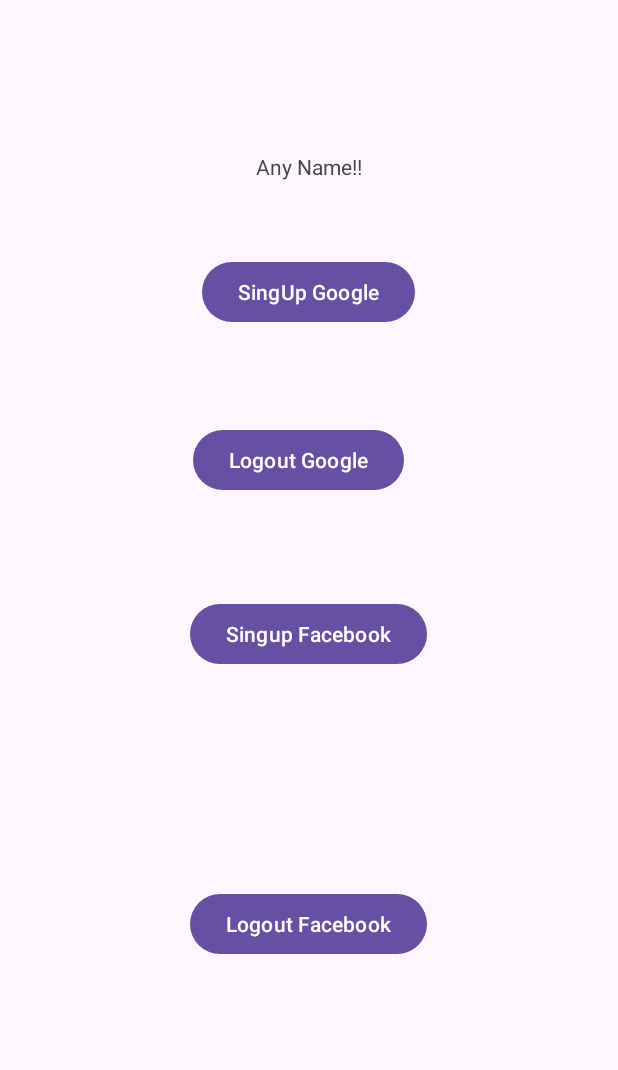
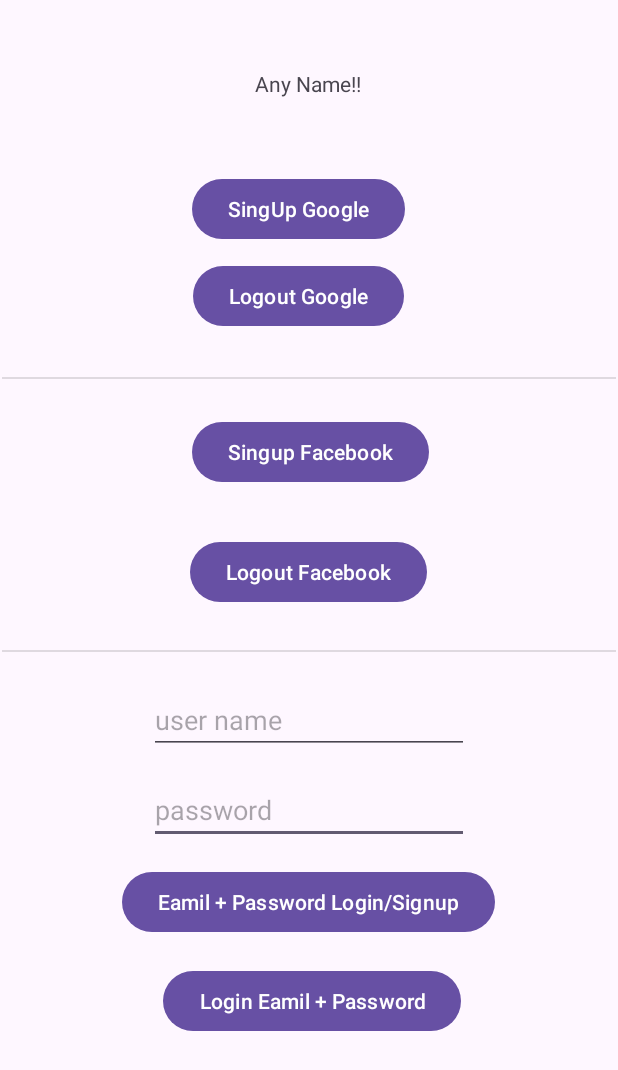
Before and after one commit to angelocarlotto/week10, an Android app: the layout activity_main.xml on its own in the app's theme, with its tools: preview values and no code run, on a phone screen of 412 x 824 dp. Shown: the top 1070 px of the screen. Run offline under Robolectric (Android 15) with nearby library versions, the phone set to English and light mode, and no system bars.

Commit message:
implemented email and password login

```diff
--- a/app/src/main/res/layout/activity_main.xml
+++ b/app/src/main/res/layout/activity_main.xml
@@ -14,9 +14,10 @@
         android:text="Any Name!!"
         app:layout_constraintBottom_toBottomOf="parent"
         app:layout_constraintEnd_toEndOf="parent"
+        app:layout_constraintHorizontal_bias="0.498"
         app:layout_constraintStart_toStartOf="parent"
         app:layout_constraintTop_toTopOf="parent"
-        app:layout_constraintVertical_bias="0.126" />
+        app:layout_constraintVertical_bias="0.057" />
 
     <Button
         android:id="@+id/buttonSingUpGoogle"
@@ -26,7 +27,7 @@
         android:text="SingUp Google"
         app:layout_constraintBottom_toBottomOf="parent"
         app:layout_constraintEnd_toEndOf="parent"
-        app:layout_constraintHorizontal_bias="0.498"
+        app:layout_constraintHorizontal_bias="0.475"
         app:layout_constraintStart_toStartOf="parent"
         app:layout_constraintTop_toBottomOf="@+id/textView"
         app:layout_constraintVertical_bias="0.0" />
@@ -35,11 +36,11 @@
         android:id="@+id/buttonLogOUt"
         android:layout_width="wrap_content"
         android:layout_height="wrap_content"
-        android:layout_marginTop="64dp"
+        android:layout_marginTop="10dp"
         android:text="Logout Google"
         app:layout_constraintBottom_toBottomOf="parent"
         app:layout_constraintEnd_toEndOf="parent"
-        app:layout_constraintHorizontal_bias="0.473"
+        app:layout_constraintHorizontal_bias="0.475"
         app:layout_constraintStart_toStartOf="parent"
         app:layout_constraintTop_toBottomOf="@+id/buttonSingUpGoogle"
         app:layout_constraintVertical_bias="0.0" />
@@ -48,24 +49,92 @@
         android:id="@+id/buttonSingupFacebook"
         android:layout_width="wrap_content"
         android:layout_height="wrap_content"
-        android:layout_marginTop="68dp"
+        android:layout_marginTop="56dp"
         android:text="Singup Facebook"
-        app:layout_constraintBottom_toTopOf="@+id/buttonFaceBookLogout"
         app:layout_constraintEnd_toEndOf="parent"
-        app:layout_constraintHorizontal_bias="0.498"
+        app:layout_constraintHorizontal_bias="0.505"
         app:layout_constraintStart_toStartOf="parent"
-        app:layout_constraintTop_toBottomOf="@+id/buttonLogOUt"
-        app:layout_constraintVertical_bias="0.0" />
+        app:layout_constraintTop_toBottomOf="@+id/buttonLogOUt" />
 
     <Button
         android:id="@+id/buttonFaceBookLogout"
         android:layout_width="wrap_content"
         android:layout_height="wrap_content"
-        android:layout_marginBottom="184dp"
+        android:layout_marginTop="32dp"
         android:text="Logout Facebook"
+        app:layout_constraintEnd_toEndOf="parent"
+        app:layout_constraintHorizontal_bias="0.498"
+        app:layout_constraintStart_toStartOf="parent"
+        app:layout_constraintTop_toBottomOf="@+id/buttonSingupFacebook" />
+
+    <Button
+        android:id="@+id/buttonSingupPasswordBased"
+        android:layout_width="wrap_content"
+        android:layout_height="wrap_content"
+        android:layout_marginTop="172dp"
+        android:text="Eamil + Password Login/Signup"
+        app:layout_constraintEnd_toEndOf="parent"
+        app:layout_constraintHorizontal_bias="0.497"
+        app:layout_constraintStart_toStartOf="parent"
+        app:layout_constraintTop_toBottomOf="@+id/buttonFaceBookLogout" />
+
+    <Button
+        android:id="@+id/buttonPasswordBasedLogin"
+        android:layout_width="wrap_content"
+        android:layout_height="wrap_content"
+        android:layout_marginTop="10dp"
+        android:text="Login Eamil + Password"
         app:layout_constraintBottom_toBottomOf="parent"
         app:layout_constraintEnd_toEndOf="parent"
-        app:layout_constraintHorizontal_bias="0.498"
-        app:layout_constraintStart_toStartOf="parent" />
+        app:layout_constraintHorizontal_bias="0.509"
+        app:layout_constraintStart_toStartOf="parent"
+        app:layout_constraintTop_toBottomOf="@+id/buttonSingupPasswordBased"
+        app:layout_constraintVertical_bias="0.059" />
+
+    <View
+        android:id="@+id/divider"
+        android:layout_width="409dp"
+        android:layout_height="1dp"
+        android:layout_marginTop="30dp"
+        android:background="?android:attr/listDivider"
+        app:layout_constraintBottom_toTopOf="@+id/buttonSingupFacebook"
+        app:layout_constraintEnd_toEndOf="parent"
+        app:layout_constraintStart_toStartOf="parent"
+        app:layout_constraintTop_toBottomOf="@+id/buttonLogOUt"
+        app:layout_constraintVertical_bias="0.0" />
+
+    <View
+        android:id="@+id/divider2"
+        android:layout_width="409dp"
+        android:layout_height="1dp"
+        android:layout_marginTop="28dp"
+        android:background="?android:attr/listDivider"
+        app:layout_constraintEnd_toEndOf="parent"
+        app:layout_constraintStart_toStartOf="parent"
+        app:layout_constraintTop_toBottomOf="@+id/buttonFaceBookLogout" />
+
+    <EditText
+        android:id="@+id/editTextTextPassword"
+        android:layout_width="wrap_content"
+        android:layout_height="wrap_content"
+        android:ems="10"
+        android:hint="password"
+        android:inputType="textPassword"
+        app:layout_constraintBottom_toTopOf="@+id/buttonSingupPasswordBased"
+        app:layout_constraintEnd_toEndOf="parent"
+        app:layout_constraintStart_toStartOf="parent"
+        app:layout_constraintTop_toBottomOf="@+id/editTextText" />
+
+    <EditText
+        android:id="@+id/editTextText"
+        android:layout_width="wrap_content"
+        android:layout_height="wrap_content"
+        android:layout_marginTop="52dp"
+        android:ems="10"
+        android:hint="user name"
+        android:inputType="text"
+        app:layout_constraintEnd_toEndOf="parent"
+        app:layout_constraintStart_toStartOf="parent"
+        app:layout_constraintTop_toBottomOf="@+id/buttonFaceBookLogout" />
 
 </androidx.constraintlayout.widget.ConstraintLayout>
```
Also changed, not shown: app/src/main/java/com/example/week10/MainActivity.kt (+62 -3 lines).
